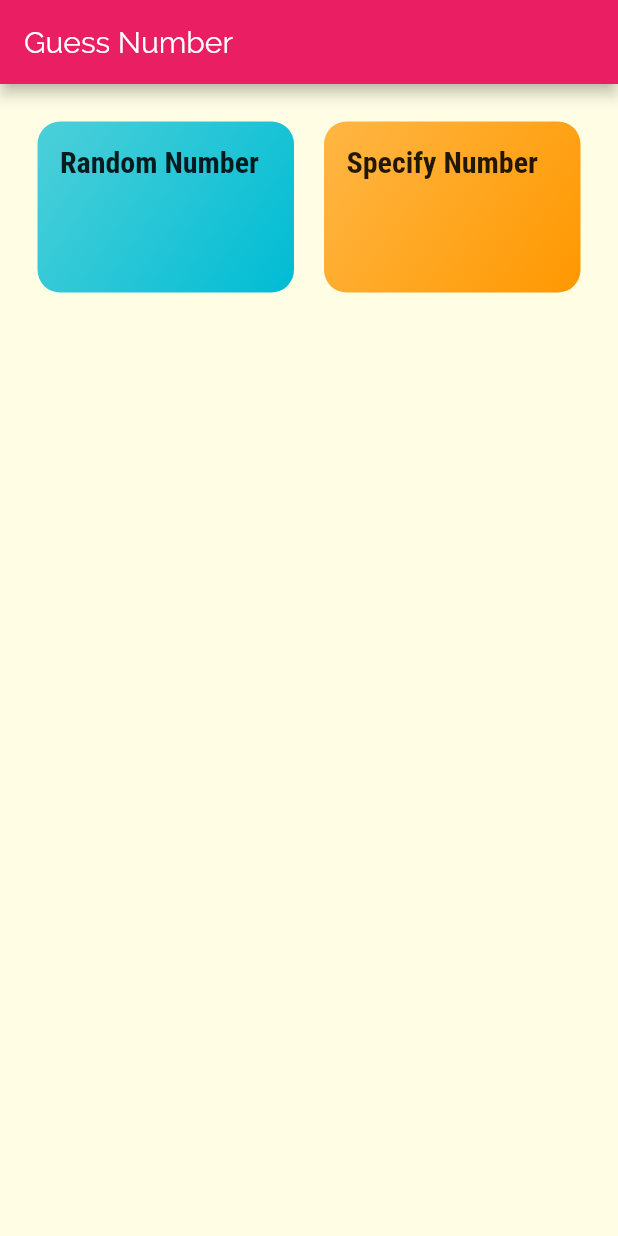
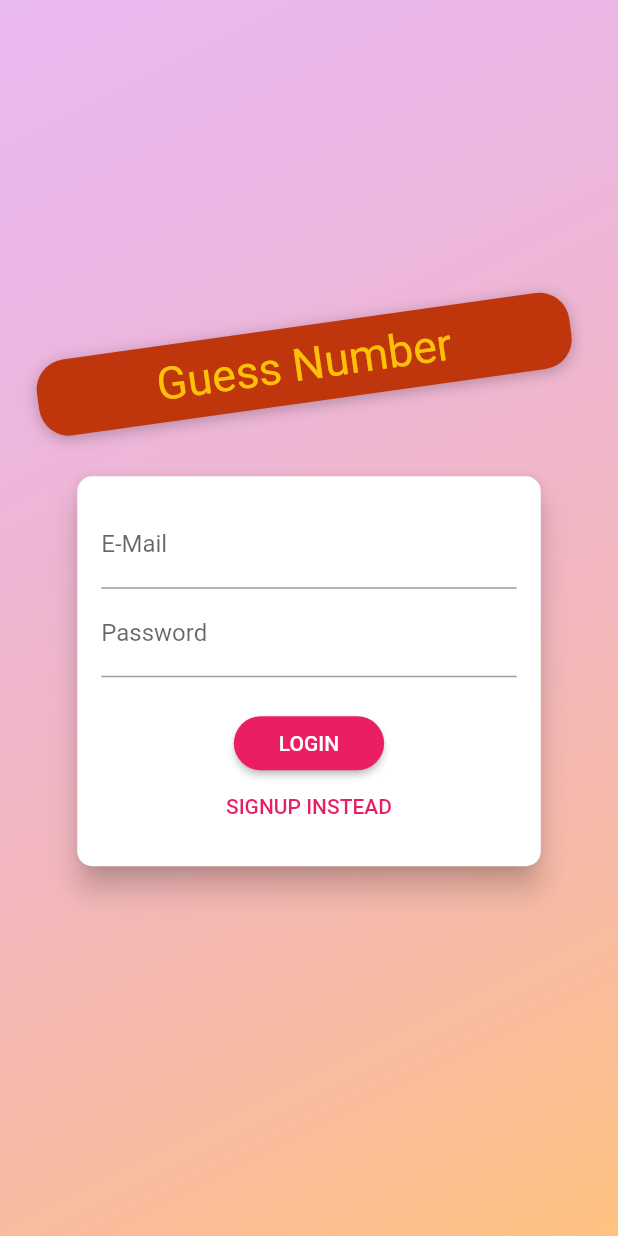
Before and after one commit to poknovem/guess_number, a Flutter app: the screen it shows after launch, on a phone screen of 412 x 824 dp. Run offline on Flutter 3.47's test engine with Material 2 defaults, Android fonts, the phone set to English and light mode, and no system bars; Roboto replaces fonts that are missing (Anton).

Commit message:
increase signup signin with firebase

```diff
--- a/lib/handler/game_handler.dart
+++ b/lib/handler/game_handler.dart
@@ -1,14 +1,64 @@
 import 'dart:math';
 
+import 'package:flutter/material.dart';
+
 class GameHandler {
+  /// number length
   static final int LENGTH = 4;
+
+  /// random option
   static final String RANDOM_KEY_ID = '1';
+
+  /// specific option
   static final String SPECIFIC_KEY_ID = '2';
+
+  /// firebase database url
   static final String FIREBASE_REALTIME_DATABASE_URL =
       "https://guessnumber-90e65-default-rtdb.asia-southeast1.firebasedatabase.app/";
+
+  /// scored http verb
   static final String SCORED_HTTP_VERB = "scored.json";
+
+  /// scored url
   static final String SCORED_URL =
       FIREBASE_REALTIME_DATABASE_URL + SCORED_HTTP_VERB;
+
+  /// firebase authentication url
+  static final String FIREBASE_AUTHENTICATION_API_URL =
+      "https://identitytoolkit.googleapis.com/v1/accounts:";
+
+  /// firebase sign up by email url
+  static final String FIREBASE_SIGN_UP_BY_EMAIL_API_URL =
+      FIREBASE_AUTHENTICATION_API_URL + "signUp?key=";
+
+  /// firebase web api key
+  static final String FIREBASE_WEB_API_KEY =
+      "AIzaSyAbtl-Ry9LS7ZYDo5yBZ2ZxwHghrKGrExg";
+
+  ///sign up url
+  static final String SIGN_UP_URL =
+      FIREBASE_SIGN_UP_BY_EMAIL_API_URL + FIREBASE_WEB_API_KEY;
+
+  /// firebase log in by email url
+  static final String FIREBASE_LOG_IN_BY_EMAIL_API_URL =
+      FIREBASE_AUTHENTICATION_API_URL + "signInWithPassword?key=";
+
+  /// sign up url
+  static final String LOG_IN_URL =
+      FIREBASE_LOG_IN_BY_EMAIL_API_URL + FIREBASE_WEB_API_KEY;
+
+  /// error message mapping
+  static final Map<String, String> ERROR_MESSAGE_MAPPING = {
+    'EMAIL_EXISTS': 'The email address is already in use by another account.',
+    'OPERATION_NOT_ALLOWED': 'Password sign-in is disabled for this project.',
+    'TOO_MANY_ATTEMPTS_TRY_LATER':
+        'We have blocked all requests from this device due to unusual activity. Try again later.',
+    'EMAIL_NOT_FOUND':
+        'There is no user record corresponding to this identifier. The user may have been deleted.',
+    'INVALID_PASSWORD':
+        'The password is invalid or the user does not have a password.',
+    'USER_DISABLED': 'The user account has been disabled by an administrator.',
+  };
 
   String randomNumber(int length) {
     List<int> numbers = [];
@@ -56,4 +106,24 @@ class GameHandler {
     }
     return int.tryParse(value) != null;
   }
+
+  void alertException(BuildContext context, String title, String errorMessage) {
+    showDialog(
+      context: context,
+      builder: (ctx) => AlertDialog(
+        title: Text(title),
+        content: Text(errorMessage),
+        elevation: 24.0,
+        backgroundColor: Theme.of(context).canvasColor,
+        actions: [
+          FlatButton(
+            child: const Text('Ok'),
+            onPressed: () {
+              Navigator.of(context).pop();
+            },
+          ),
+        ],
+      ),
+    );
+  }
 }
--- a/lib/main.dart
+++ b/lib/main.dart
@@ -1,4 +1,7 @@
 import 'package:flutter/material.dart';
+import 'package:guess_number/providers/auth.dart';
+import 'package:guess_number/screen/auth_screen.dart';
+import 'package:provider/provider.dart';
 import './screen/play_game_screen.dart';
 import './screen/game_mode_screen.dart';
 
@@ -10,7 +13,13 @@ class MyApp extends StatelessWidget {
   // This widget is the root of your application.
   @override
   Widget build(BuildContext context) {
-    return MaterialApp(
+    return MultiProvider(
+      providers: [
+        ChangeNotifierProvider.value(
+          value: Auth(),
+        ),
+      ],
+      child: MaterialApp(
         title: 'Flutter Demo',
         theme: ThemeData(
           primarySwatch: Colors.pink,
@@ -29,13 +38,15 @@ class MyApp extends StatelessWidget {
                   fontFamily: 'RobotoCondensed',
                   fontWeight: FontWeight.bold,
                 ),
-
               ),
         ),
+        home: AuthScreen(),
         routes: {
           GameModeScreen.ROUTE_NAME: (ctx) => GameModeScreen(),
           PlayGame.ROUTE_NAME: (ctx) => PlayGame(),
+          AuthScreen.ROUTE_NAME: (ctx) => AuthScreen(),
         },
+      ),
     );
   }
 }
--- /dev/null
+++ b/lib/models/http_exception.dart
@@ -0,0 +1,5 @@
+class HttpException implements Exception {
+  final String message;
+
+  HttpException(this.message);
+}
--- /dev/null
+++ b/lib/providers/auth.dart
@@ -0,0 +1,43 @@
+import 'dart:convert';
+
+import 'package:flutter/widgets.dart';
+import '../models/http_exception.dart';
+import '../handler/game_handler.dart';
+import 'package:http/http.dart' as http;
+
+class Auth with ChangeNotifier {
+  String? _token;
+  DateTime? _expiryDate;
+  String? _userId;
+
+  Future<void> authenticate(
+      String email, String password, String urlStr) async {
+    final Uri url = Uri.parse(urlStr);
+    try {
+      final http.Response response = await http.post(
+        url,
+        body: json.encode({
+          'email': email,
+          'password': password,
+          'returnSecureToken': true,
+        }),
+      );
+      final body = json.decode(response.body);
+      //print(body);
+      if (body['error'] != null) {
+        //print("==> " + body['error']['message']);
+        throw HttpException(body['error']['message']);
+      }
+    } on Exception catch (e) {
+      throw e;
+    }
+  }
+
+  Future<void> signUp(String email, String password) async {
+    return authenticate(email, password, GameHandler.SIGN_UP_URL);
+  }
+
+  Future<void> logIn(String email, String password) async {
+    return authenticate(email, password, GameHandler.LOG_IN_URL);
+  }
+}
--- /dev/null
+++ b/lib/screen/auth_screen.dart
@@ -0,0 +1,248 @@
+import 'dart:math';
+
+import 'package:flutter/material.dart';
+import '../handler/game_handler.dart';
+import '../models/http_exception.dart';
+import '../providers/auth.dart';
+import 'package:provider/provider.dart';
+
+enum AuthMode { Signup, Login }
+
+class AuthScreen extends StatelessWidget {
+  static const ROUTE_NAME = '/auth';
+
+  @override
+  Widget build(BuildContext context) {
+    final deviceSize = MediaQuery.of(context).size;
+    return Scaffold(
+      // resizeToAvoidBottomInset: false,
+      body: Stack(
+        children: <Widget>[
+          Container(
+            decoration: BoxDecoration(
+              gradient: LinearGradient(
+                colors: [
+                  Color.fromRGBO(215, 117, 255, 1).withOpacity(0.5),
+                  Color.fromRGBO(255, 188, 117, 1).withOpacity(0.9),
+                ],
+                begin: Alignment.topLeft,
+                end: Alignment.bottomRight,
+                stops: [0, 1],
+              ),
+            ),
+          ),
+          SingleChildScrollView(
+            child: Container(
+              height: deviceSize.height,
+              width: deviceSize.width,
+              child: Column(
+                mainAxisAlignment: MainAxisAlignment.center,
+                crossAxisAlignment: CrossAxisAlignment.center,
+                children: <Widget>[
+                  Flexible(
+                    child: Container(
+                      margin: EdgeInsets.fromLTRB(10, 0, 0, 20),
+                      padding:
+                          EdgeInsets.symmetric(vertical: 8.0, horizontal: 80.0),
+                      transform: Matrix4.rotationZ(-8 * pi / 180)
+                        ..translate(-10.0),
+                      decoration: BoxDecoration(
+                        borderRadius: BorderRadius.circular(20),
+                        color: Colors.deepOrange.shade900,
+                        boxShadow: [
+                          BoxShadow(
+                            blurRadius: 8,
+                            color: Colors.black26,
+                            offset: Offset(0, 2),
+                          )
+                        ],
+                      ),
+                      child: Text(
+                        'Guess Number',
+                        style: TextStyle(
+                          color: Colors.amber,
+                          fontSize: 30,
+                          fontFamily: 'Anton',
+                          fontWeight: FontWeight.normal,
+                        ),
+                      ),
+                    ),
+                  ),
+                  Flexible(
+                    flex: deviceSize.width > 600 ? 2 : 1,
+                    child: AuthCard(),
+                  ),
+                ],
+              ),
+            ),
+          ),
+        ],
+      ),
+    );
+  }
+}
+
+class AuthCard extends StatefulWidget {
+  const AuthCard({
+    Key? key,
+  }) : super(key: key);
+
+  @override
+  _AuthCardState createState() => _AuthCardState();
+}
+
+class _AuthCardState extends State<AuthCard> {
+  final GlobalKey<FormState> _formKey = GlobalKey();
+  GameHandler gameHandler = GameHandler();
+  AuthMode _authMode = AuthMode.Login;
+  Map<String, String> _authData = {
+    'email': '',
+    'password': '',
+  };
+  var _isLoading = false;
+  final _passwordController = TextEditingController();
+
+  Future<void> _submit() async {
+    if (!_formKey.currentState!.validate()) {
+      // Invalid!
+      return;
+    }
+    _formKey.currentState!.save();
+    setState(() {
+      _isLoading = true;
+    });
+
+    try {
+      if (_authMode == AuthMode.Login) {
+        await Provider.of<Auth>(context, listen: false).logIn(
+          _authData['email']!,
+          _authData['password']!,
+        );
+      } else {
+        await Provider.of<Auth>(context, listen: false).signUp(
+          _authData['email']!,
+          _authData['password']!,
+        );
+      }
+    } on HttpException catch (e) {
+      String errorMessage = "Authentication failed";
+      if (GameHandler.ERROR_MESSAGE_MAPPING.containsKey(e.message)) {
+        errorMessage = GameHandler.ERROR_MESSAGE_MAPPING[e.message] as String;
+      }
+      //print('errorMessage : $errorMessage');
+      gameHandler.alertException(context, 'An error occurred', errorMessage);
+    } on Exception catch (e) {
+      final String errorMessage =
+          "Could not authenticate you. Please try again later.";
+      gameHandler.alertException(context, 'An error occurred', errorMessage);
+    }
+
+    setState(() {
+      _isLoading = false;
+    });
+  }
+
+  void _switchAuthMode() {
+    if (_authMode == AuthMode.Login) {
+      setState(() {
+        _authMode = AuthMode.Signup;
+      });
+    } else {
+      setState(() {
+        _authMode = AuthMode.Login;
+      });
+    }
+  }
+
+  @override
+  Widget build(BuildContext context) {
+    final deviceSize = MediaQuery.of(context).size;
+    return Card(
+      shape: RoundedRectangleBorder(
+        borderRadius: BorderRadius.circular(10.0),
+      ),
+      elevation: 8.0,
+      child: Container(
+        height: _authMode == AuthMode.Signup ? 320 : 260,
+        constraints:
+            BoxConstraints(minHeight: _authMode == AuthMode.Signup ? 320 : 260),
+        width: deviceSize.width * 0.75,
+        padding: EdgeInsets.all(16.0),
+        child: Form(
+          key: _formKey,
+          child: SingleChildScrollView(
+            child: Column(
+              children: <Widget>[
+                TextFormField(
+                  decoration: InputDecoration(labelText: 'E-Mail'),
+                  keyboardType: TextInputType.emailAddress,
+                  validator: (value) {
+                    if (value!.isEmpty || !value.contains('@')) {
+                      return 'Invalid email!';
+                    }
+                    return null;
+                  },
+                  onSaved: (value) {
+                    _authData['email'] = value!;
+                  },
+                ),
+                TextFormField(
+                  decoration: InputDecoration(labelText: 'Password'),
+                  obscureText: true,
+                  controller: _passwordController,
+                  validator: (value) {
+                    if (value!.isEmpty || value.length < 5) {
+                      return 'Password is too short!';
+                    }
+                  },
+                  onSaved: (value) {
+                    _authData['password'] = value!;
+                  },
+                ),
+                if (_authMode == AuthMode.Signup)
+                  TextFormField(
+                    enabled: _authMode == AuthMode.Signup,
+                    decoration: InputDecoration(labelText: 'Confirm Password'),
+                    obscureText: true,
+                    validator: _authMode == AuthMode.Signup
+                        ? (value) {
+                            if (value != _passwordController.text) {
+                              return 'Passwords do not match!';
+                            }
+                          }
+                        : null,
+                  ),
+                SizedBox(
+                  height: 20,
+                ),
+                if (_isLoading)
+                  CircularProgressIndicator()
+                else
+                  RaisedButton(
+                    child:
+                        Text(_authMode == AuthMode.Login ? 'LOGIN' : 'SIGN UP'),
+                    onPressed: _submit,
+                    shape: RoundedRectangleBorder(
+                      borderRadius: BorderRadius.circular(30),
+                    ),
+                    padding:
+                        EdgeInsets.symmetric(horizontal: 30.0, vertical: 8.0),
+                    color: Theme.of(context).primaryColor,
+                    textColor: Theme.of(context).primaryTextTheme.button!.color,
+                  ),
+                FlatButton(
+                  child: Text(
+                      '${_authMode == AuthMode.Login ? 'SIGNUP' : 'LOGIN'} INSTEAD'),
+                  onPressed: _switchAuthMode,
+                  padding: EdgeInsets.symmetric(horizontal: 30.0, vertical: 4),
+                  materialTapTargetSize: MaterialTapTargetSize.shrinkWrap,
+                  textColor: Theme.of(context).primaryColor,
+                ),
+              ],
+            ),
+          ),
+        ),
+      ),
+    );
+  }
+}
--- a/lib/screen/game_mode_screen.dart
+++ b/lib/screen/game_mode_screen.dart
@@ -3,7 +3,7 @@ import '../handler/game_handler.dart';
 import '../widget/game_mode_item.dart';
 
 class GameModeScreen extends StatelessWidget {
-  static const String ROUTE_NAME = "/";
+  static const String ROUTE_NAME = "/game_mode";
 
   @override
   Widget build(BuildContext context) {
--- a/lib/widget/game_mode_item.dart
+++ b/lib/widget/game_mode_item.dart
@@ -1,6 +1,6 @@
 import 'package:flutter/material.dart';
 import '../handler/game_handler.dart';
-import 'package:guess_number/screen/play_game_screen.dart';
+import '../screen/play_game_screen.dart';
 
 class GameModeItem extends StatelessWidget {
   final String id;
--- a/pubspec.yaml
+++ b/pubspec.yaml
@@ -24,6 +24,7 @@ dependencies:
   flutter:
     sdk: flutter
   http: ^0.13.3
+  provider: ^5.0.0
 
 
   # The following adds the Cupertino Icons font to your application.
```
Also changed, not shown: lib/screen/play_game_screen.dart (+9 -29 lines), pubspec.lock. Lines whose indentation alone changed are shown as unchanged.
